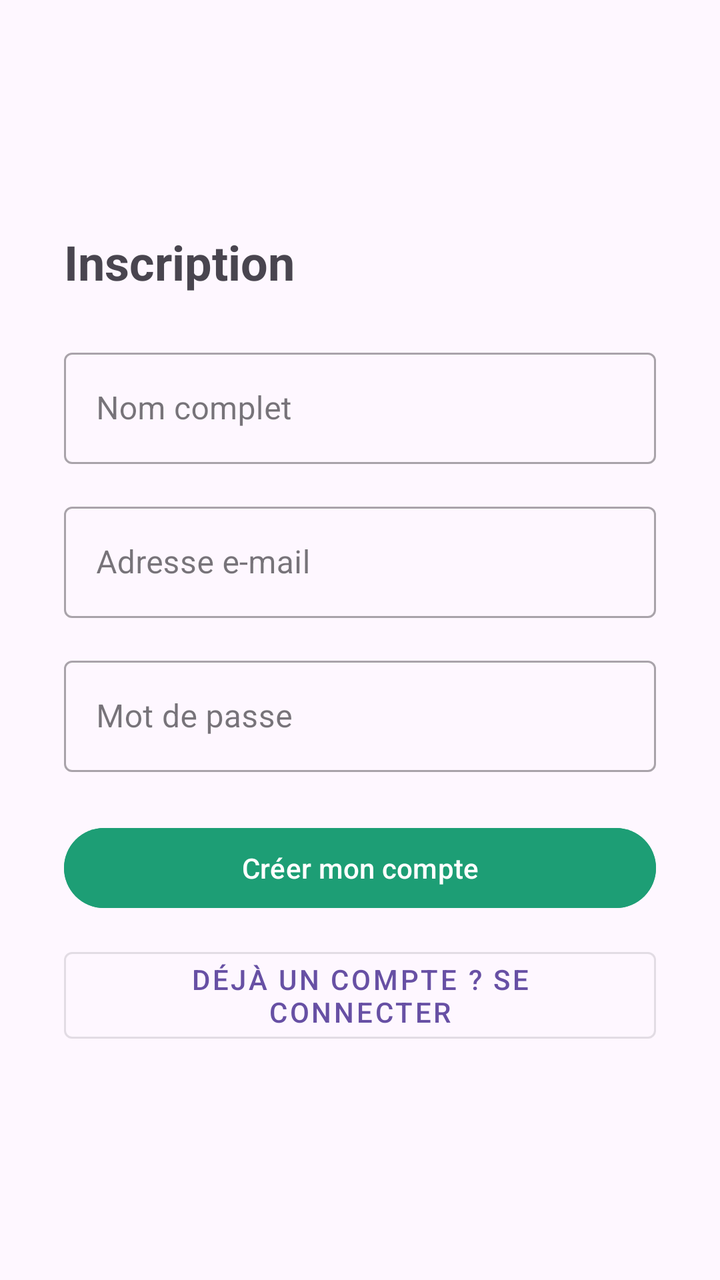
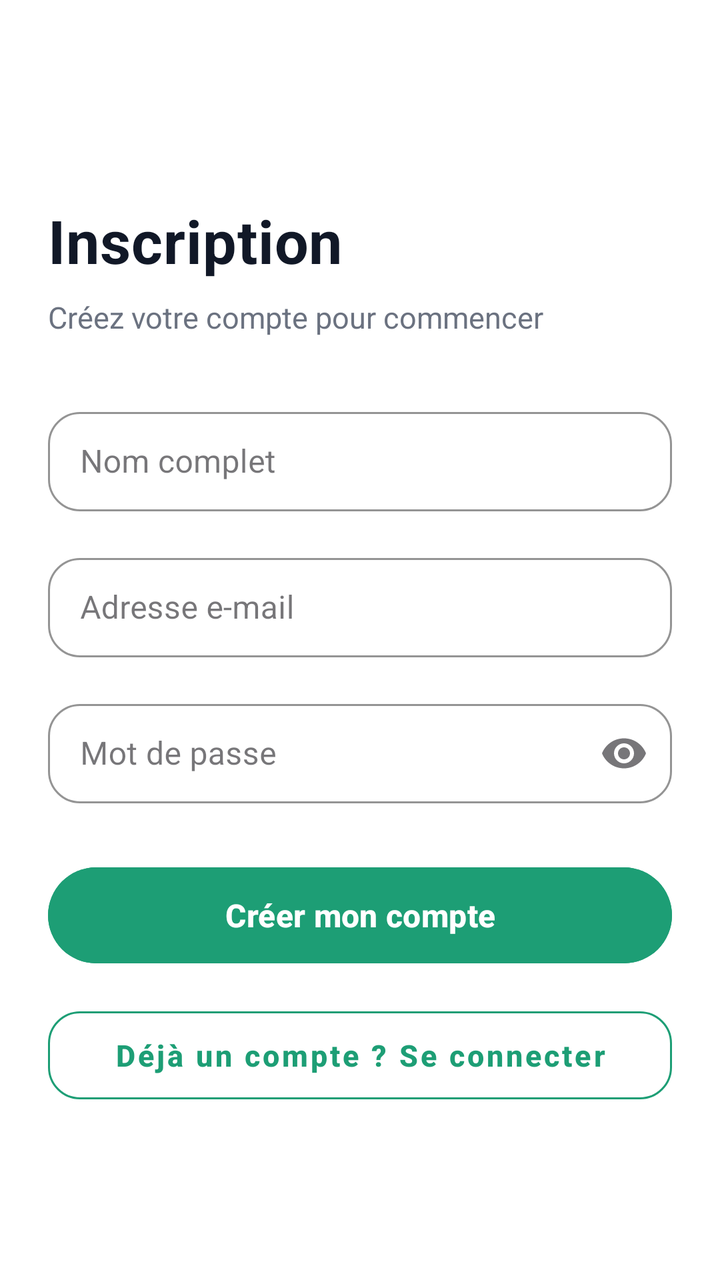

Before-and-after screenshots of an Android layout around one commit, followed by the original layout XML and the change that was made.
<!-- AndroidManifest.xml: application theme Theme.LeanMassCalculator -->
<!-- res/layout/activity_register.xml -->
<?xml version="1.0" encoding="utf-8"?>
<LinearLayout xmlns:android="http://schemas.android.com/apk/res/android"
    android:layout_width="match_parent"
    android:layout_height="match_parent"
    android:orientation="vertical"
    android:padding="32dp"
    android:gravity="center_vertical">

    <TextView
        android:text="Inscription"
        android:textSize="24sp"
        android:textStyle="bold"
        android:layout_width="wrap_content"
        android:layout_height="wrap_content"
        android:layout_marginBottom="24dp"/>

    <com.google.android.material.textfield.TextInputLayout
        android:layout_width="match_parent"
        android:layout_height="wrap_content"
        android:hint="Nom complet"
        style="@style/Widget.MaterialComponents.TextInputLayout.OutlinedBox"
        android:layout_marginBottom="16dp">
        <com.google.android.material.textfield.TextInputEditText
            android:id="@+id/etName"
            android:inputType="textPersonName"
            android:layout_width="match_parent"
            android:layout_height="wrap_content"/>
    </com.google.android.material.textfield.TextInputLayout>

    <com.google.android.material.textfield.TextInputLayout
        android:layout_width="match_parent"
        android:layout_height="wrap_content"
        android:hint="Adresse e-mail"
        style="@style/Widget.MaterialComponents.TextInputLayout.OutlinedBox"
        android:layout_marginBottom="16dp">
        <com.google.android.material.textfield.TextInputEditText
            android:id="@+id/etEmail"
            android:inputType="textEmailAddress"
            android:layout_width="match_parent"
            android:layout_height="wrap_content"/>
    </com.google.android.material.textfield.TextInputLayout>

    <com.google.android.material.textfield.TextInputLayout
        android:layout_width="match_parent"
        android:layout_height="wrap_content"
        android:hint="Mot de passe"
        style="@style/Widget.MaterialComponents.TextInputLayout.OutlinedBox"
        android:layout_marginBottom="24dp">
        <com.google.android.material.textfield.TextInputEditText
            android:id="@+id/etPassword"
            android:inputType="textPassword"
            android:layout_width="match_parent"
            android:layout_height="wrap_content"/>
    </com.google.android.material.textfield.TextInputLayout>

    <Button
        android:id="@+id/btnRegister"
        android:text="Créer mon compte"
        android:backgroundTint="#1D9E75"
        android:layout_width="match_parent"
        android:layout_height="wrap_content"
        android:layout_marginBottom="12dp"/>

    <Button
        android:id="@+id/btnGoLogin"
        android:text="Déjà un compte ? Se connecter"
        style="@style/Widget.MaterialComponents.Button.OutlinedButton"
        android:layout_width="match_parent"
        android:layout_height="wrap_content"/>
</LinearLayout>
<!-- resources referenced by this layout -->
<resources>
  <style name="Theme.LeanMassCalculator" parent="Theme.Material3.DayNight.NoActionBar" />
</resources>

<!-- the commit's change to res/layout/activity_register.xml (unified diff, before → after) -->
@@ -1,70 +1,145 @@
 <?xml version="1.0" encoding="utf-8"?>
 <LinearLayout xmlns:android="http://schemas.android.com/apk/res/android"
+    xmlns:app="http://schemas.android.com/apk/res-auto"
     android:layout_width="match_parent"
     android:layout_height="match_parent"
     android:orientation="vertical"
-    android:padding="32dp"
-    android:gravity="center_vertical">
+    android:gravity="center_vertical"
+    android:paddingStart="24dp"
+    android:paddingEnd="24dp"
+    android:paddingTop="40dp"
+    android:paddingBottom="24dp"
+    android:background="#FFFFFF">
 
+    
     <TextView
-        android:text="Inscription"
-        android:textSize="24sp"
-        android:textStyle="bold"
         android:layout_width="wrap_content"
         android:layout_height="wrap_content"
-        android:layout_marginBottom="24dp"/>
+        android:text="Inscription"
+        android:textColor="#111827"
+        android:textSize="30sp"
+        android:textStyle="bold"
+        android:letterSpacing="0.01"
+        android:layout_marginBottom="8dp" />
 
+    
+    <TextView
+        android:layout_width="wrap_content"
+        android:layout_height="wrap_content"
+        android:text="Créez votre compte pour commencer"
+        android:textColor="#6B7280"
+        android:textSize="15sp"
+        android:layout_marginBottom="32dp" />
+
+    
     <com.google.android.material.textfield.TextInputLayout
+        style="@style/Widget.MaterialComponents.TextInputLayout.OutlinedBox"
         android:layout_width="match_parent"
         android:layout_height="wrap_content"
+        android:layout_marginBottom="18dp"
         android:hint="Nom complet"
-        style="@style/Widget.MaterialComponents.TextInputLayout.OutlinedBox"
-        android:layout_marginBottom="16dp">
+        app:boxBackgroundMode="outline"
+        app:boxCornerRadiusTopStart="16dp"
+        app:boxCornerRadiusTopEnd="16dp"
+        app:boxCornerRadiusBottomStart="16dp"
+        app:boxCornerRadiusBottomEnd="16dp"
+        app:boxStrokeColor="#1D9E75"
+        app:hintTextColor="#6B7280">
+
         <com.google.android.material.textfield.TextInputEditText
             android:id="@+id/etName"
+            android:layout_width="match_parent"
+            android:layout_height="wrap_content"
             android:inputType="textPersonName"
-            android:layout_width="match_parent"
-            android:layout_height="wrap_content"/>
+            android:textColor="#111827"
+            android:textSize="16sp"
+            android:paddingTop="14dp"
+            android:paddingBottom="14dp" />
+
     </com.google.android.material.textfield.TextInputLayout>
 
+    
     <com.google.android.material.textfield.TextInputLayout
+        style="@style/Widget.MaterialComponents.TextInputLayout.OutlinedBox"
         android:layout_width="match_parent"
         android:layout_height="wrap_content"
+        android:layout_marginBottom="18dp"
         android:hint="Adresse e-mail"
-        style="@style/Widget.MaterialComponents.TextInputLayout.OutlinedBox"
-        android:layout_marginBottom="16dp">
+        app:boxBackgroundMode="outline"
+        app:boxCornerRadiusTopStart="16dp"
+        app:boxCornerRadiusTopEnd="16dp"
+        app:boxCornerRadiusBottomStart="16dp"
+        app:boxCornerRadiusBottomEnd="16dp"
+        app:boxStrokeColor="#1D9E75"
+        app:hintTextColor="#6B7280">
+
         <com.google.android.material.textfield.TextInputEditText
             android:id="@+id/etEmail"
+            android:layout_width="match_parent"
+            android:layout_height="wrap_content"
             android:inputType="textEmailAddress"
-            android:layout_width="match_parent"
-            android:layout_height="wrap_content"/>
+            android:textColor="#111827"
+            android:textSize="16sp"
+            android:paddingTop="14dp"
+            android:paddingBottom="14dp" />
+
     </com.google.android.material.textfield.TextInputLayout>
 
+    
     <com.google.android.material.textfield.TextInputLayout
+        style="@style/Widget.MaterialComponents.TextInputLayout.OutlinedBox"
         android:layout_width="match_parent"
         android:layout_height="wrap_content"
+        android:layout_marginBottom="28dp"
         android:hint="Mot de passe"
-        style="@style/Widget.MaterialComponents.TextInputLayout.OutlinedBox"
-        android:layout_marginBottom="24dp">
+        app:endIconMode="password_toggle"
+        app:boxBackgroundMode="outline"
+        app:boxCornerRadiusTopStart="16dp"
+        app:boxCornerRadiusTopEnd="16dp"
+        app:boxCornerRadiusBottomStart="16dp"
+        app:boxCornerRadiusBottomEnd="16dp"
+        app:boxStrokeColor="#1D9E75"
+        app:hintTextColor="#6B7280">
+
         <com.google.android.material.textfield.TextInputEditText
             android:id="@+id/etPassword"
+            android:layout_width="match_parent"
+            android:layout_height="wrap_content"
             android:inputType="textPassword"
-            android:layout_width="match_parent"
-            android:layout_height="wrap_content"/>
+            android:textColor="#111827"
+            android:textSize="16sp"
+            android:paddingTop="14dp"
+            android:paddingBottom="14dp" />
+
     </com.google.android.material.textfield.TextInputLayout>
 
+    
     <Button
         android:id="@+id/btnRegister"
+        android:layout_width="match_parent"
+        android:layout_height="56dp"
+        android:layout_marginBottom="14dp"
         android:text="Créer mon compte"
+        android:textAllCaps="false"
+        android:textSize="16sp"
+        android:textStyle="bold"
+        android:textColor="#FFFFFF"
         android:backgroundTint="#1D9E75"
-        android:layout_width="match_parent"
-        android:layout_height="wrap_content"
-        android:layout_marginBottom="12dp"/>
+        android:elevation="2dp" />
 
+    
     <Button
         android:id="@+id/btnGoLogin"
-        android:text="Déjà un compte ? Se connecter"
         style="@style/Widget.MaterialComponents.Button.OutlinedButton"
         android:layout_width="match_parent"
-        android:layout_height="wrap_content"/>
+        android:layout_height="56dp"
+        android:text="Déjà un compte ? Se connecter"
+        android:textAllCaps="false"
+        android:textSize="15sp"
+        android:textStyle="bold"
+        android:textColor="#1D9E75"
+        app:strokeColor="#1D9E75"
+        app:strokeWidth="1dp"
+        app:cornerRadius="16dp" />
+
 </LinearLayout>
